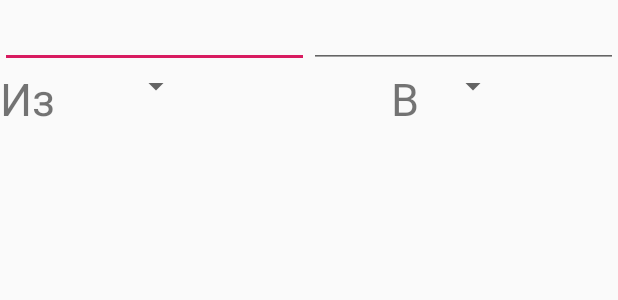
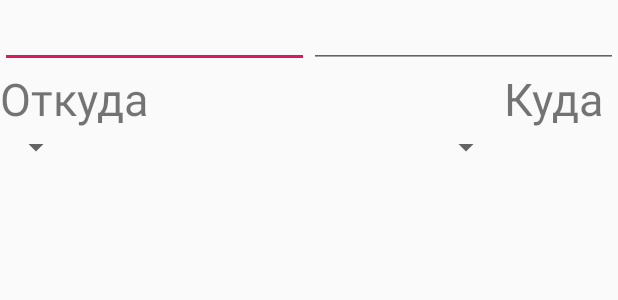
Before and after one commit to niceaska/Converter, an Android app: the layout activity_convertion.xml on its own in the app's theme, with its tools: preview values and no code run, on a phone screen of 412 x 824 dp. Shown: the top 300 px of the screen. Run offline under Robolectric (Android 15) with nearby library versions, the phone set to English and light mode, and no system bars.

Commit message:
one convertion done

```diff
--- a/app/src/main/java/ru/niceaska/converter/ConverterValuesAdapter.java
+++ b/app/src/main/java/ru/niceaska/converter/ConverterValuesAdapter.java
@@ -32,7 +32,7 @@ public class ConverterValuesAdapter extends RecyclerView.Adapter<ConverterValues
     @Override
     public ConverterValuesAdapter.ConvertValuesHolder onCreateViewHolder(@NonNull ViewGroup parent, int viewType) {
         View view = LayoutInflater.from(parent.getContext())
-                .inflate(R.layout.covert_item, parent, false);
+                .inflate(R.layout.convert_item, parent, false);
         return new ConvertValuesHolder(view);
     }
 
@@ -50,13 +50,12 @@ public class ConverterValuesAdapter extends RecyclerView.Adapter<ConverterValues
             value = itemView.findViewById(R.id.convert_item);
         }
 
-        public void bindOnClick(final String name, final Value item, final IMyOnClickMethod listener) {
+        void bindOnClick(final String name, final Value item, final IMyOnClickMethod listener) {
 
             value.setText(name);
             itemView.setOnClickListener(new View.OnClickListener() {
                 @Override
                 public void onClick(View v) {
-
                     listener.onItemClick(item);
                 }
             });
--- a/app/src/main/java/ru/niceaska/converter/Value.java
+++ b/app/src/main/java/ru/niceaska/converter/Value.java
@@ -11,7 +11,7 @@ public enum Value {
     STORAGE(Collections.<Unit>emptyList()),
     ENERGY(Collections.<Unit>emptyList()),
     FUEL(Collections.<Unit>emptyList()),
-    LENGTH(Arrays.asList(Unit.MILE, Unit.KILOMETR, Unit.METRE)),
+    LENGTH(Arrays.asList(Unit.MILE, Unit.KILOMETR, Unit.METRE, Unit.CENTIMETR, Unit.MILIIMETR, Unit.MICROMETR)),
     MASS(Collections.<Unit>emptyList()),
     POWER(Collections.<Unit>emptyList()),
     PRRESSURE(Collections.<Unit>emptyList()),
--- a/app/src/main/res/layout/activity_convertion.xml
+++ b/app/src/main/res/layout/activity_convertion.xml
@@ -8,67 +8,58 @@
 
     <EditText
         android:id="@+id/convertFrom"
-        android:layout_width="0dp"
-        android:layout_height="wrap_content"
-        android:inputType="textPersonName"
         app:layout_constraintBottom_toTopOf="@id/convertFrom"
         app:layout_constraintStart_toEndOf="@+id/spinner_from"
         app:layout_constraintStart_toStartOf="parent"
-        app:layout_constraintWidth_percent="0.5" />
+        app:layout_constraintWidth_percent="0.5"
+        style="@style/ftom_style" />
 
     <TextView
         android:id="@+id/textViewFrom"
-        android:layout_width="wrap_content"
-        android:layout_height="wrap_content"
-        android:text="Из"
-        android:textSize="30sp"
+        android:text="@string/from"
         app:layout_constraintEnd_toStartOf="@+id/textViewTo"
 
         app:layout_constraintHorizontal_bias="0.0"
         app:layout_constraintStart_toStartOf="parent"
         app:layout_constraintTop_toBottomOf="@+id/convertFrom"
-        app:layout_constraintWidth_percent="0.5" />
+        app:layout_constraintWidth_percent="0.5"
+        style="@style/textViewFrom" />
+
     <Spinner
         android:id="@+id/spinner_to"
         android:layout_width="wrap_content"
         android:layout_height="wrap_content"
-        android:layout_marginStart="80dp"
-        app:layout_constraintStart_toStartOf="parent"
-        app:layout_constraintTop_toBottomOf="@+id/convertFrom" />
+        app:layout_constraintEnd_toEndOf="parent"
+        app:layout_constraintHorizontal_bias="0.755"
+
+        app:layout_constraintStart_toEndOf="@+id/spinner_from"
+        app:layout_constraintTop_toBottomOf="@+id/textViewTo" />
 
     <EditText
         android:id="@+id/convertTo"
-        android:layout_height="wrap_content"
-        android:layout_width="0dp"
-        android:inputType="textPersonName"
-        app:layout_constraintWidth_percent="0.5"
         app:layout_constraintEnd_toEndOf="parent"
         app:layout_constraintLeft_toRightOf="@id/convertFrom"
-        app:layout_constraintTop_toTopOf="parent" />
+        app:layout_constraintTop_toTopOf="parent"
+        app:layout_constraintWidth_percent="0.5"
+        style="@style/convertTo" />
 
     <TextView
         android:id="@+id/textViewTo"
-        android:layout_width="wrap_content"
-        android:layout_height="wrap_content"
-        android:text="В"
-        android:textSize="30sp"
+        android:text="@string/to"
         app:layout_constraintEnd_toEndOf="parent"
-        app:layout_constraintStart_toEndOf="@+id/spinner_to"
+        app:layout_constraintHorizontal_bias="1.0"
+        app:layout_constraintStart_toEndOf="@+id/convertFrom"
+        app:layout_constraintStart_toStartOf="@+id/convertTo"
         app:layout_constraintTop_toBottomOf="@+id/convertTo"
-        />
+        style="@style/textViewTo" />
 
     <Spinner
         android:id="@+id/spinner_from"
 
         android:layout_width="wrap_content"
         android:layout_height="wrap_content"
-        android:layout_marginStart="68dp"
-        app:layout_constraintEnd_toEndOf="parent"
-        app:layout_constraintHorizontal_bias="0.755"
         app:layout_constraintStart_toStartOf="parent"
-
-        app:layout_constraintTop_toBottomOf="@+id/convertTo" />
-
+        app:layout_constraintTop_toBottomOf="@+id/textViewFrom" />
 
 
 </androidx.constraintlayout.widget.ConstraintLayout>
--- /dev/null
+++ b/app/src/main/res/layout/convert_item.xml
@@ -0,0 +1,6 @@
+<?xml version="1.0" encoding="utf-8"?>
+<TextView xmlns:android="http://schemas.android.com/apk/res/android"
+    xmlns:tools="http://schemas.android.com/tools"
+    android:id="@+id/convert_item"
+    tools:text="Test"
+    style="@style/recycleview" />
--- a/app/src/main/res/values/strings.xml
+++ b/app/src/main/res/values/strings.xml
@@ -6,6 +6,8 @@
     <string name="mikrometr">Микрометр</string>
     <string name="santimeter">Сантиметр</string>
     <string name="milimetr">Милиметр</string>
+    <string name="from">Откуда</string>
+    <string name="to">Куда</string>
     <string-array name="units">
         <item>Площадь</item>
         <item>Кулинария</item>
--- a/app/src/main/res/values/styles.xml
+++ b/app/src/main/res/values/styles.xml
@@ -8,4 +8,42 @@
         <item name="colorAccent">@color/colorAccent</item>
     </style>
 
+    <style name="recycleview">
+        <item name="android:layout_width">match_parent</item>
+        <item name="android:layout_height">wrap_content</item>
+        <item name="android:orientation">vertical</item>
+        <item name="android:paddingStart">20dp</item>
+        <item name="android:paddingEnd">20dp</item>
+        <item name="android:paddingTop">10dp</item>
+        <item name="android:paddingBottom">10dp</item>
+        <item name="android:textStyle">bold</item>
+        <item name="android:textAlignment">center</item>
+        <item name="android:textSize">30dp</item>
+    </style>
+
+    <style name="ftom_style">
+        <item name="android:layout_width">0dp</item>
+        <item name="android:layout_height">wrap_content</item>
+        <item name="android:inputType">textPersonName</item>
+    </style>
+
+    <style name="textViewFrom">
+        <item name="android:layout_width">wrap_content</item>
+        <item name="android:layout_height">wrap_content</item>
+        <item name="android:textSize">30sp</item>
+    </style>
+
+    <style name="convertTo">
+        <item name="android:layout_width">0dp</item>
+        <item name="android:layout_height">wrap_content</item>
+        <item name="android:inputType">textPersonName</item>
+    </style>
+
+    <style name="textViewTo">
+        <item name="android:layout_width">wrap_content</item>
+        <item name="android:layout_height">wrap_content</item>
+        <item name="android:layout_marginRight">10dp</item>
+        <item name="android:textSize">30sp</item>
+    </style>
+
 </resources>
```
Also changed, not shown: app/src/main/java/ru/niceaska/converter/ConverterHelper.java (added, +42 -0 lines), app/src/main/java/ru/niceaska/converter/ConvertionActivity.java (+92 -4 lines), app/src/main/java/ru/niceaska/converter/Unit.java (+20 -6 lines), app/src/main/java/ru/niceaska/converter/UnitSpinnerAdapter.java (deleted, +0 -43 lines), app/src/main/res/layout/covert_item.xml (deleted, +0 -15 lines).
